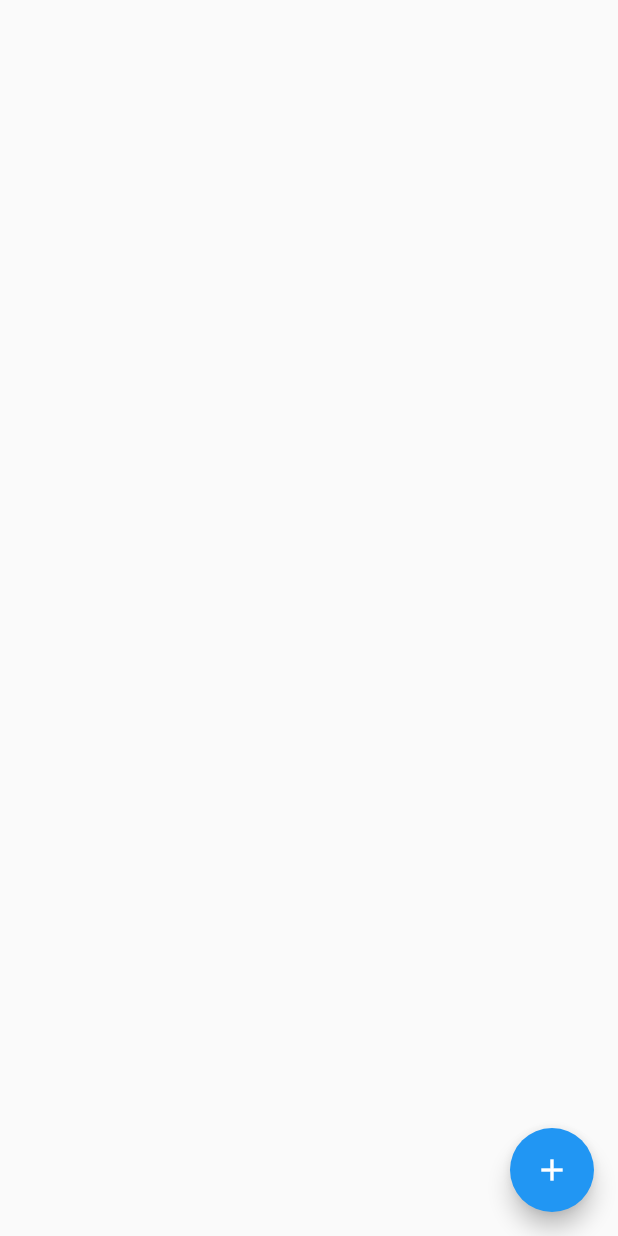
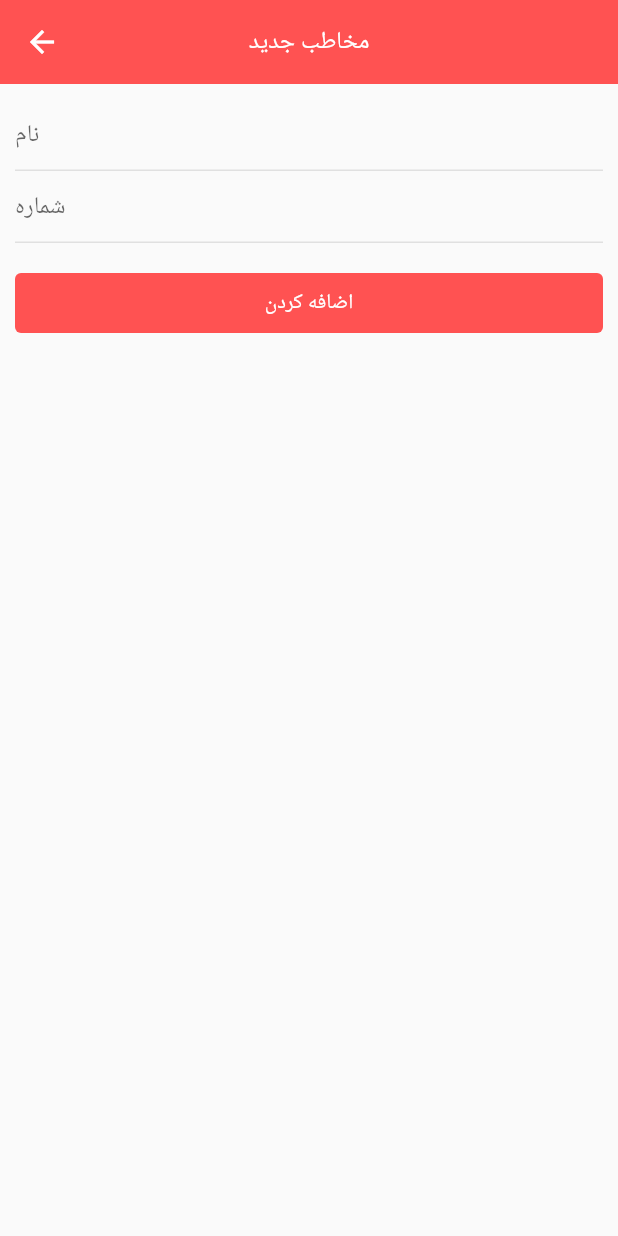
Before and after one commit to MEbadifar/Flutter_contacts_app, a Flutter app: the screen it shows after launch, after a tap on the "add" icon, on a phone screen of 412 x 824 dp. Run offline on Flutter 3.47's test engine with Material 2 defaults, Android fonts, the phone set to English and light mode, and no system bars.

Commit message:
Front end Button and Textfield structur

```diff
--- /dev/null
+++ b/lib/screens/add_edit_screen.dart
@@ -0,0 +1,62 @@
+import 'package:contacts_app/widget/my_button_widget.dart';
+import 'package:contacts_app/widget/my_textfield_widget.dart';
+import 'package:flutter/material.dart';
+
+class AddEditScreen extends StatefulWidget {
+  static TextEditingController namecontroller = TextEditingController();
+  static TextEditingController phonecontroller = TextEditingController();
+
+  const AddEditScreen({Key? key}) : super(key: key);
+
+  @override
+  State<AddEditScreen> createState() => _AddEditScreenState();
+}
+
+class _AddEditScreenState extends State<AddEditScreen> {
+  final formKey = GlobalKey<FormState>();
+  @override
+  Widget build(BuildContext context) {
+    return Form(
+      key: formKey,
+      child: Scaffold(
+        appBar: AppBar(
+          elevation: 0,
+          backgroundColor: Colors.redAccent,
+          title: const Text(
+            'مخاطب جدید',
+            style: TextStyle(fontSize: 16),
+          ),
+          centerTitle: true,
+        ),
+        body: Padding(
+          padding: const EdgeInsets.all(10.0),
+          child: Column(
+            children: [
+              MyTextField(
+                controller: AddEditScreen.namecontroller,
+                hintext: 'نام',
+                errorText: 'لطفا نام را وارد کنید',
+                type: TextInputType.name,
+              ),
+              MyTextField(
+                controller: AddEditScreen.phonecontroller,
+                hintext: 'شماره',
+                errorText: 'لطفا شماره را وارد کنید',
+                type: TextInputType.number,
+              ),
+              const SizedBox(
+                height: 20.0,
+              ),
+              ButtonWidget(
+                onpressed: () {
+                  if (formKey.currentState!.validate()) {}
+                },
+                text: 'اضافه کردن',
+              ),
+            ],
+          ),
+        ),
+      ),
+    );
+  }
+}
--- a/lib/screens/home_screen.dart
+++ b/lib/screens/home_screen.dart
@@ -1,3 +1,4 @@
+import 'package:contacts_app/screens/add_edit_screen.dart';
 import 'package:flutter/material.dart';
 
 class HomeScreen extends StatefulWidget {
@@ -12,8 +13,53 @@ class _HomeScreenState extends State<HomeScreen> {
   Widget build(BuildContext context) {
     return Scaffold(
       floatingActionButton: FloatingActionButton(
-        onPressed: () {},
+        onPressed: () {
+          Navigator.push(
+            context,
+            MaterialPageRoute(
+              builder: (context) => const AddEditScreen(),
+            ),
+          );
+        },
         child: const Icon(Icons.add),
+        backgroundColor: Colors.redAccent,
+        elevation: 0,
+      ),
+      appBar: AppBar(
+        elevation: 0,
+        backgroundColor: Colors.redAccent,
+        title: const Text(
+          'دفترچه تلفن انلاین',
+          style: TextStyle(fontSize: 16),
+        ),
+        centerTitle: true,
+        leading: const Icon(Icons.import_contacts_sharp),
+        actions: [
+          IconButton(
+            onPressed: () {},
+            icon: const Icon(Icons.refresh),
+          ),
+        ],
+      ),
+      body: ListView.builder(
+        itemCount: 10,
+        itemBuilder: (context, index) {
+          return ListTile(
+            leading: CircleAvatar(
+              backgroundColor: Colors.redAccent,
+              child: Text(
+                (index + 1).toString(),
+                style: const TextStyle(color: Colors.white),
+              ),
+            ),
+            trailing: IconButton(
+              onPressed: () {},
+              icon: const Icon(Icons.edit),
+            ),
+            title: const Text('salam'),
+            subtitle: const Text('0152'),
+          );
+        },
       ),
     );
   }
--- /dev/null
+++ b/lib/widget/my_button_widget.dart
@@ -0,0 +1,28 @@
+import 'package:flutter/material.dart';
+
+class ButtonWidget extends StatelessWidget {
+  const ButtonWidget({
+    Key? key,
+    required this.onpressed,
+    required this.text,
+  }) : super(key: key);
+
+  final Function() onpressed;
+  final String text;
+
+  @override
+  Widget build(BuildContext context) {
+    return SizedBox(
+      width: double.infinity,
+      height: 40.0,
+      child: ElevatedButton(
+        style: TextButton.styleFrom(
+          elevation: 0,
+          backgroundColor: Colors.redAccent,
+        ),
+        onPressed: () {},
+        child: Text(text),
+      ),
+    );
+  }
+}
--- /dev/null
+++ b/lib/widget/my_textfield_widget.dart
@@ -0,0 +1,42 @@
+import 'package:flutter/material.dart';
+
+class MyTextField extends StatelessWidget {
+  final TextEditingController controller;
+  final String hintext;
+  final TextInputType type;
+  final String errorText;
+
+  const MyTextField({
+    Key? key,
+    required this.controller,
+    required this.hintext,
+    required this.type,
+    required this.errorText,
+  }) : super(key: key);
+
+  @override
+  Widget build(BuildContext context) {
+    return TextFormField(
+      validator: (value) {
+        if (value == null || value.isEmpty) {
+          return errorText;
+        }
+        return null;
+      },
+      controller: controller,
+      keyboardType: type,
+      decoration: InputDecoration(
+        border: UnderlineInputBorder(
+          borderSide: BorderSide(color: Colors.grey.shade300),
+        ),
+        enabledBorder: UnderlineInputBorder(
+          borderSide: BorderSide(color: Colors.grey.shade300),
+        ),
+        focusedBorder: UnderlineInputBorder(
+          borderSide: BorderSide(color: Colors.grey.shade300),
+        ),
+        hintText: hintext,
+      ),
+    );
+  }
+}
```
